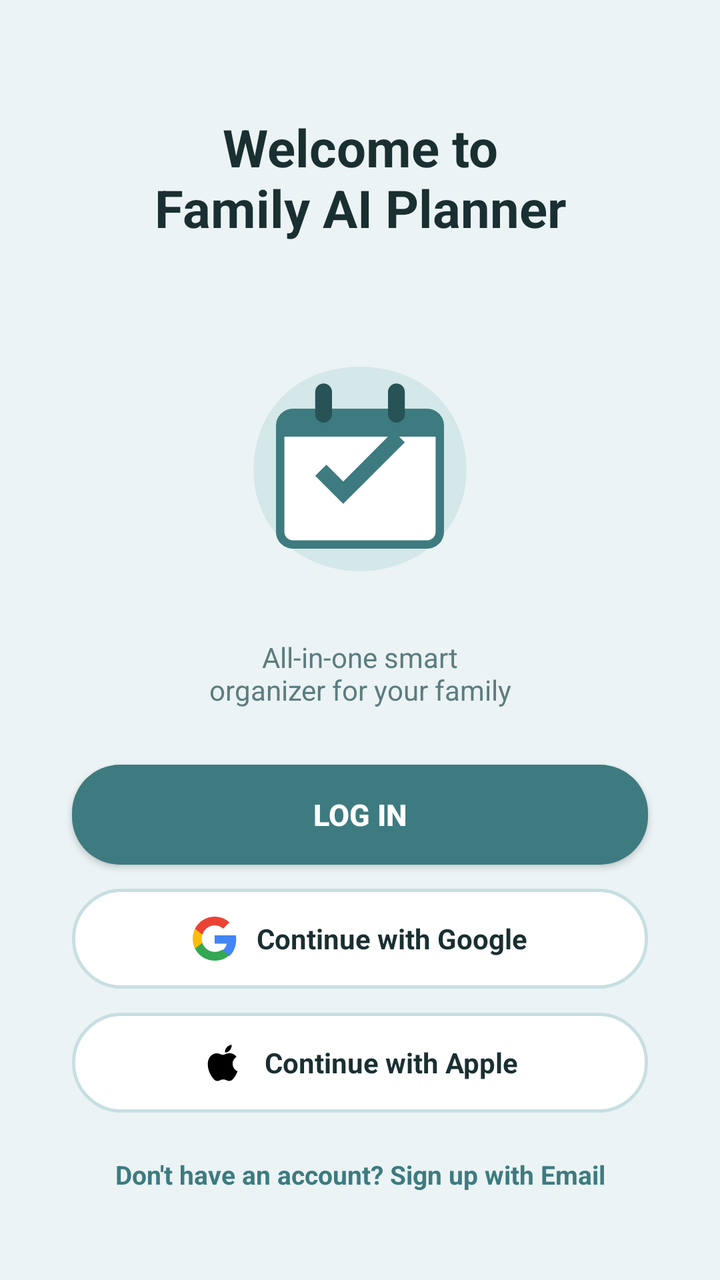
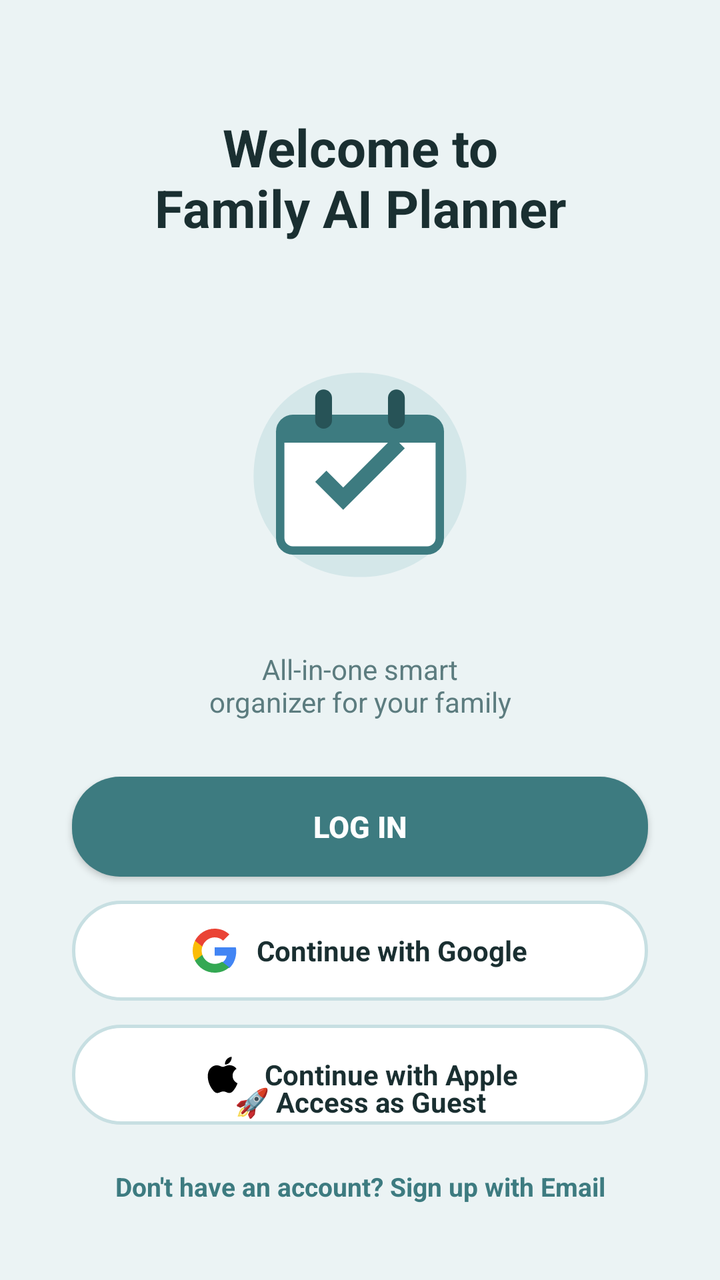

Before-and-after screenshots of an Android layout around one commit, followed by the original layout XML and the change that was made.
<!-- AndroidManifest.xml: application theme Theme.FamilyAIPlanner -->
<!-- res/layout/activity_welcome.xml -->
<?xml version="1.0" encoding="utf-8"?>
<androidx.constraintlayout.widget.ConstraintLayout 
    xmlns:android="http://schemas.android.com/apk/res/android"
    xmlns:app="http://schemas.android.com/apk/res-auto"
    xmlns:tools="http://schemas.android.com/tools"
    android:id="@+id/welcomeRoot"
    android:layout_width="match_parent"
    android:layout_height="match_parent"
    android:background="@color/bgMint"
    tools:context=".WelcomeActivity">

    
    <TextView
        android:id="@+id/welcomeTitle"
        android:layout_width="0dp"
        android:layout_height="wrap_content"
        android:layout_marginStart="32dp"
        android:layout_marginTop="56dp"
        android:layout_marginEnd="32dp"
        android:gravity="center"
        android:text="@string/welcome_title"
        android:textColor="@color/textPrimary"
        android:textSize="26sp"
        android:textStyle="bold"
        app:layout_constraintEnd_toEndOf="parent"
        app:layout_constraintStart_toStartOf="parent"
        app:layout_constraintTop_toTopOf="parent" />

    
    <ImageView
        android:id="@+id/welcomeImage"
        android:layout_width="140dp"
        android:layout_height="140dp"
        android:layout_marginTop="24dp"
        android:contentDescription="Calendar Illustration"
        android:src="@drawable/ic_welcome_calendar"
        app:layout_constraintBottom_toTopOf="@id/welcomeSubtitle"
        app:layout_constraintEnd_toEndOf="parent"
        app:layout_constraintStart_toStartOf="parent"
        app:layout_constraintTop_toBottomOf="@id/welcomeTitle" />

    
    <TextView
        android:id="@+id/welcomeSubtitle"
        android:layout_width="0dp"
        android:layout_height="wrap_content"
        android:layout_marginStart="32dp"
        android:layout_marginEnd="32dp"
        android:layout_marginBottom="28dp"
        android:gravity="center"
        android:text="@string/welcome_subtitle"
        android:textColor="@color/textSecondary"
        android:textSize="14sp"
        app:layout_constraintBottom_toTopOf="@id/btnLogin"
        app:layout_constraintEnd_toEndOf="parent"
        app:layout_constraintStart_toStartOf="parent" />

    
    <Button
        android:id="@+id/btnLogin"
        android:layout_width="0dp"
        android:layout_height="50dp"
        android:layout_marginStart="36dp"
        android:layout_marginEnd="36dp"
        android:layout_marginBottom="12dp"
        android:background="@drawable/btn_teal_rounded"
        android:text="@string/btn_log_in"
        android:textColor="@color/textWhite"
        android:textSize="15sp"
        android:textStyle="bold"
        app:backgroundTint="@null"
        app:layout_constraintBottom_toTopOf="@id/btnGoogleSignIn"
        app:layout_constraintEnd_toEndOf="parent"
        app:layout_constraintStart_toStartOf="parent" />

    
    <LinearLayout
        android:id="@+id/btnGoogleSignIn"
        android:layout_width="0dp"
        android:layout_height="50dp"
        android:layout_marginStart="36dp"
        android:layout_marginEnd="36dp"
        android:layout_marginBottom="12dp"
        android:background="@drawable/btn_social_rounded"
        android:clickable="true"
        android:focusable="true"
        android:gravity="center"
        android:orientation="horizontal"
        app:layout_constraintBottom_toTopOf="@id/btnAppleSignIn"
        app:layout_constraintEnd_toEndOf="parent"
        app:layout_constraintStart_toStartOf="parent">

        <ImageView
            android:layout_width="22dp"
            android:layout_height="22dp"
            android:contentDescription="Google Icon"
            android:src="@drawable/ic_google" />

        <TextView
            android:layout_width="wrap_content"
            android:layout_height="wrap_content"
            android:layout_marginStart="10dp"
            android:text="Continue with Google"
            android:textColor="@color/textPrimary"
            android:textSize="14sp"
            android:textStyle="bold" />
    </LinearLayout>

    
    <LinearLayout
        android:id="@+id/btnAppleSignIn"
        android:layout_width="0dp"
        android:layout_height="50dp"
        android:layout_marginStart="36dp"
        android:layout_marginEnd="36dp"
        android:layout_marginBottom="14dp"
        android:background="@drawable/btn_social_rounded"
        android:clickable="true"
        android:focusable="true"
        android:gravity="center"
        android:orientation="horizontal"
        app:layout_constraintBottom_toTopOf="@id/btnSignUp"
        app:layout_constraintEnd_toEndOf="parent"
        app:layout_constraintStart_toStartOf="parent">

        <ImageView
            android:layout_width="22dp"
            android:layout_height="22dp"
            android:contentDescription="Apple Icon"
            android:src="@drawable/ic_apple" />

        <TextView
            android:layout_width="wrap_content"
            android:layout_height="wrap_content"
            android:layout_marginStart="10dp"
            android:text="Continue with Apple"
            android:textColor="@color/textPrimary"
            android:textSize="14sp"
            android:textStyle="bold" />
    </LinearLayout>

    
    <TextView
        android:id="@+id/btnSignUp"
        android:layout_width="wrap_content"
        android:layout_height="wrap_content"
        android:layout_marginBottom="36dp"
        android:padding="8dp"
        android:text="Don't have an account? Sign up with Email"
        android:textColor="@color/primaryTeal"
        android:textSize="13sp"
        android:textStyle="bold"
        app:layout_constraintBottom_toBottomOf="parent"
        app:layout_constraintEnd_toEndOf="parent"
        app:layout_constraintStart_toStartOf="parent" />

</androidx.constraintlayout.widget.ConstraintLayout>
<!-- resources referenced by this layout -->
<resources>
  <color name="bgMint">#EBF3F4</color>
  <color name="primaryTeal">#3D7B80</color>
  <color name="textPrimary">#1A2F31</color>
  <color name="textSecondary">#5C7C7F</color>
  <color name="textWhite">#FFFFFF</color>
  <!-- drawable btn_social_rounded (drawable) -->
  <?xml version="1.0" encoding="utf-8"?>
  <shape xmlns:android="http://schemas.android.com/apk/res/android"
      android:shape="rectangle">
      <corners android:radius="24dp" />
      <solid android:color="@color/surfaceWhite" />
      <stroke
          android:width="1.5dp"
          android:color="@color/borderSoft" />
  </shape>
  <!-- drawable btn_teal_rounded (drawable) -->
  <?xml version="1.0" encoding="utf-8"?>
  <shape xmlns:android="http://schemas.android.com/apk/res/android"
      android:shape="rectangle">
      <corners android:radius="24dp" />
      <solid android:color="@color/primaryTeal" />
  </shape>
  <!-- drawable ic_apple (drawable) -->
  <vector xmlns:android="http://schemas.android.com/apk/res/android"
      android:width="24dp"
      android:height="24dp"
      android:viewportWidth="24"
      android:viewportHeight="24">
      <path
          android:fillColor="#000000"
          android:pathData="M18.71,19.5c-0.83,1.24 -1.71,2.45 -3.05,2.47 -1.34,0.03 -1.77,-0.79 -3.29,-0.79 -1.53,0 -2,0.77 -3.27,0.82 -1.31,0.05 -2.3,-1.32 -3.14,-2.53C4.25,17 2.94,12.45 4.7,9.39c0.87,-1.52 2.43,-2.48 4.12,-2.51 1.28,-0.02 2.5,0.87 3.29,0.87 0.78,0 2.26,-1.07 3.81,-0.91 0.65,0.03 2.47,0.26 3.64,1.98 -0.09,0.06 -2.17,1.28 -2.15,3.81 0.03,3.02 2.65,4.03 2.68,4.04 -0.03,0.07 -0.42,1.44 -1.38,2.83M15.97,5.17c0.63,-0.78 1.06,-1.85 0.94,-2.93 -0.92,0.04 -2.07,0.63 -2.72,1.41 -0.58,0.67 -1.08,1.77 -0.95,2.83 1.03,0.08 2.1,-0.53 2.73,-1.31z" />
  </vector>
  <!-- drawable ic_welcome_calendar (drawable) -->
  <vector xmlns:android="http://schemas.android.com/apk/res/android"
      android:width="140dp"
      android:height="140dp"
      android:viewportWidth="100"
      android:viewportHeight="100">
      
      <path
          android:fillColor="#D4E7E9"
          android:pathData="M50,15 C72,15 88,30 88,52 C88,74 70,88 50,88 C30,88 12,74 12,52 C12,30 28,15 50,15 Z" />
      
      <path
          android:fillColor="#3D7B80"
          android:pathData="M26,30 L74,30 A6,6 0 0,1 80,36 L80,74 A6,6 0 0,1 74,80 L26,80 A6,6 0 0,1 20,74 L20,36 A6,6 0 0,1 26,30 Z" />
      
      <path
          android:fillColor="#FFFFFF"
          android:pathData="M23,40 L77,40 L77,74 A3,3 0 0,1 74,77 L26,77 A3,3 0 0,1 23,74 Z" />
      
      <path
          android:fillColor="#275357"
          android:pathData="M34,24 A3,3 0 0,1 40,24 L40,32 A3,3 0 0,1 34,32 Z M60,24 A3,3 0 0,1 66,24 L66,32 A3,3 0 0,1 60,32 Z" />
      
      <path
          android:fillColor="#3D7B80"
          android:pathData="M44,64 L34,54 L38,50 L44,56 L62,38 L66,42 Z" />
  </vector>
  <string name="btn_log_in">Log in</string>
  <string name="welcome_subtitle">All-in-one smart\norganizer for your family</string>
  <string name="welcome_title">Welcome to\nFamily AI Planner</string>
  <style name="Theme.FamilyAIPlanner" parent="Theme.Material3.Light.NoActionBar">
          <item name="colorPrimary">@color/primaryTeal</item>
          <item name="colorPrimaryContainer">@color/tileTealLight</item>
          <item name="colorSecondary">@color/colorSecondary</item>
          <item name="android:statusBarColor">@color/primaryTeal</item>
          <item name="android:navigationBarColor">@color/surfaceWhite</item>
          <item name="android:windowBackground">@color/bgMint</item>
      </style>
  <color name="surfaceWhite">#FFFFFF</color>
  <color name="borderSoft">#C7DFE2</color>
  <color name="tileTealLight">#D6E8EA</color>
  <color name="colorSecondary">#4A8B90</color>
</resources>

<!-- the commit's change to res/layout/activity_welcome.xml (unified diff, before → after) -->
@@ -141,10 +141,25 @@
 
     
     <TextView
+        android:id="@+id/btnGuestAccess"
+        android:layout_width="wrap_content"
+        android:layout_height="wrap_content"
+        android:layout_marginBottom="10dp"
+        android:padding="6dp"
+        android:text="🚀 Access as Guest"
+        android:textColor="@color/textPrimary"
+        android:textSize="14sp"
+        android:textStyle="bold"
+        app:layout_constraintBottom_toTopOf="@id/btnSignUp"
+        app:layout_constraintEnd_toEndOf="parent"
+        app:layout_constraintStart_toStartOf="parent" />
+
+    
+    <TextView
         android:id="@+id/btnSignUp"
         android:layout_width="wrap_content"
         android:layout_height="wrap_content"
-        android:layout_marginBottom="36dp"
+        android:layout_marginBottom="30dp"
         android:padding="8dp"
         android:text="Don't have an account? Sign up with Email"
         android:textColor="@color/primaryTeal"
